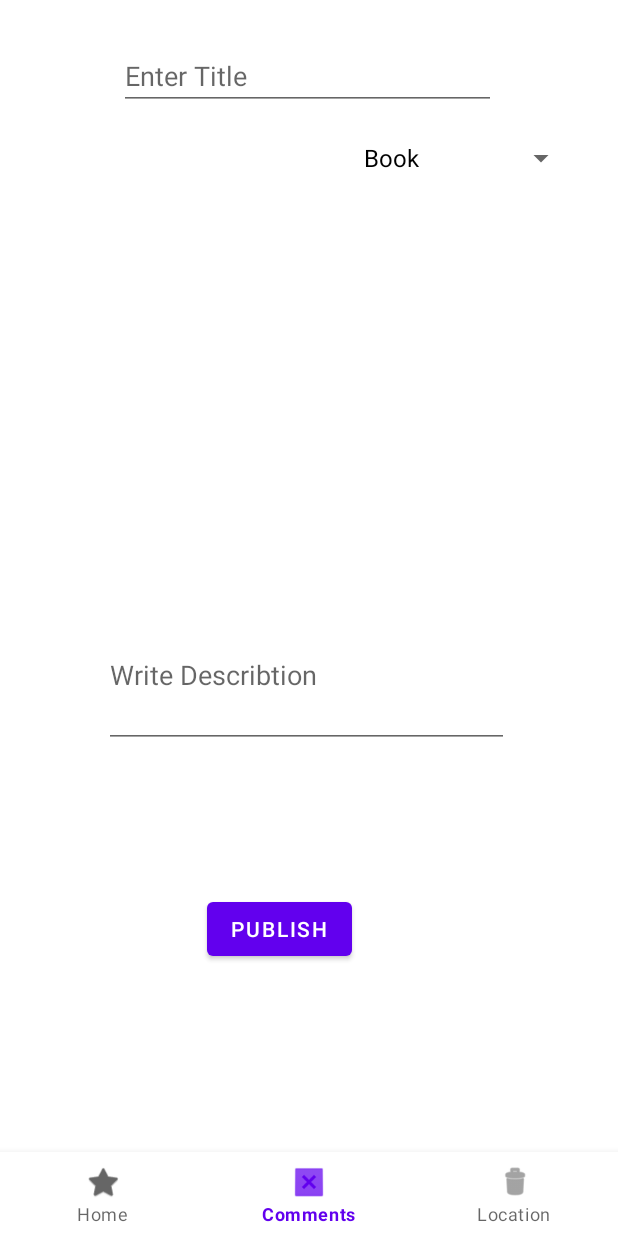
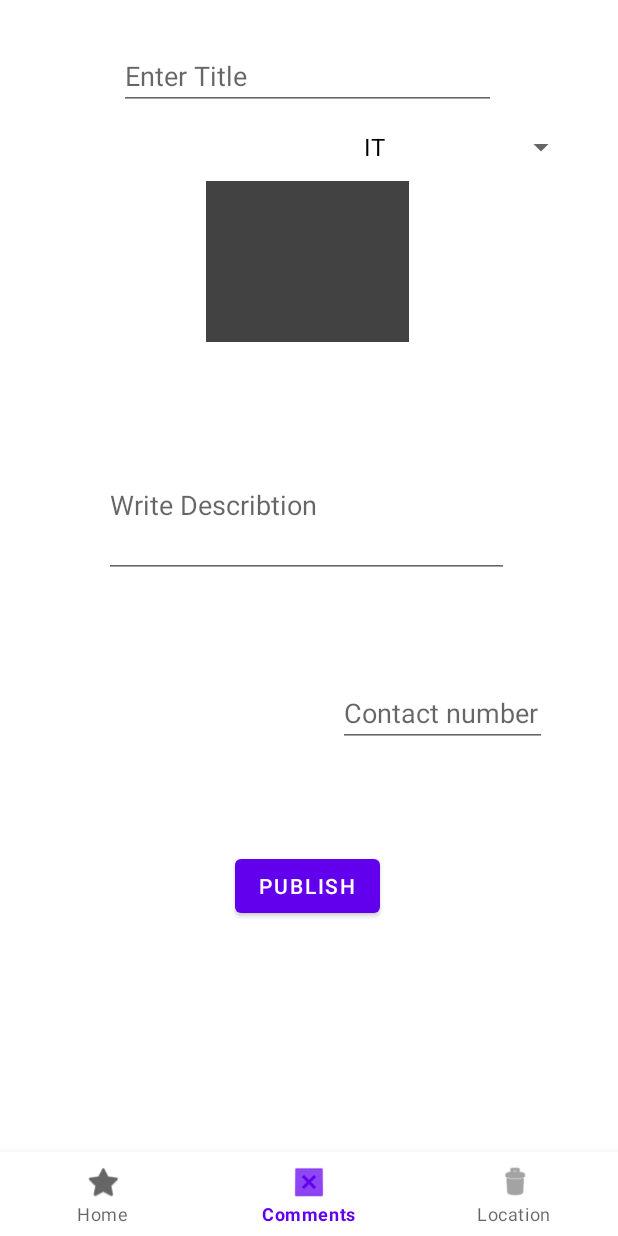
Before and after one commit to EnderShen/TradeTea-App, an Android app: the screen it shows after launch once a user with an empty profile is signed in (MainActivity), item 2 of the bottom bar chosen, on a phone screen of 412 x 824 dp. Run offline under Robolectric (Android 15) with nearby library versions, the phone set to English and light mode, and no system bars; our stand-ins replace Firebase (no records; nobody signed in at launch, a user with empty details on screens opened directly), Picasso.

Commit message:
Display product detail in a new fragment

```diff
--- a/app/src/main/AndroidManifest.xml
+++ b/app/src/main/AndroidManifest.xml
@@ -12,6 +12,7 @@
         android:roundIcon="@mipmap/ic_launcher_round"
         android:supportsRtl="true"
         android:theme="@style/Theme.TradeTea">
+
         <activity android:name=".RegisterActivity"></activity>
         <activity android:name=".LoginActivity" />
         <activity android:name=".MainActivity" />
--- a/app/src/main/java/com/example/tradetea/RecyclerViewFragment.java
+++ b/app/src/main/java/com/example/tradetea/RecyclerViewFragment.java
@@ -1,18 +1,25 @@
 package com.example.tradetea;
 
+import android.media.Image;
 import android.os.Bundle;
 
 import androidx.annotation.NonNull;
 import androidx.fragment.app.Fragment;
+import androidx.fragment.app.FragmentManager;
+import androidx.fragment.app.FragmentTransaction;
 import androidx.recyclerview.widget.LinearLayoutManager;
 import androidx.recyclerview.widget.RecyclerView;
 
+import android.util.Log;
 import android.view.LayoutInflater;
 import android.view.View;
 import android.view.ViewGroup;
-import android.widget.AdapterView;
+import android.widget.ImageView;
+import android.widget.TextView;
 import android.widget.Toast;
 
+import com.firebase.ui.database.FirebaseListAdapter;
+import com.firebase.ui.database.FirebaseRecyclerAdapter;
 import com.google.android.gms.tasks.OnCompleteListener;
 import com.google.android.gms.tasks.OnFailureListener;
 import com.google.android.gms.tasks.OnSuccessListener;
@@ -20,6 +27,7 @@ import com.google.android.gms.tasks.Task;
 import com.google.firebase.firestore.DocumentSnapshot;
 import com.google.firebase.firestore.FirebaseFirestore;
 import com.google.firebase.firestore.QuerySnapshot;
+import com.squareup.picasso.Picasso;
 
 import java.util.ArrayList;
 import java.util.List;
@@ -30,9 +38,8 @@ public class RecyclerViewFragment extends Fragment implements MyAdapter.OnItemLi
     private RecyclerView recyclerView;
     private FirebaseFirestore db;
     private MyAdapter adapter;
+    private FirebaseRecyclerAdapter<RecyclerViewModel, MyAdapter.MyViewHolder> mFireBaseRecyclerAdapter;
     private List<RecyclerViewModel> list;
-
-
 
     @Override
     public View onCreateView(LayoutInflater inflater, ViewGroup container,
@@ -44,23 +51,26 @@ public class RecyclerViewFragment extends Fragment implements MyAdapter.OnItemLi
         recyclerView.setHasFixedSize(true);
         recyclerView.setLayoutManager(new LinearLayoutManager(getActivity()));
 
+        list = new ArrayList<>();
         db = FirebaseFirestore.getInstance();
-        list = new ArrayList<>();
-        adapter = new MyAdapter(getActivity(),list,this);
+        adapter = new MyAdapter(getActivity(), list, this);
         recyclerView.setAdapter(adapter);
 
         ShowData();
         return view;
     }
 
-
-    private void ShowData(){
-        db.collection("Book").get().addOnCompleteListener(new OnCompleteListener<QuerySnapshot>() {
+    private void ShowData() {
+        db.collection("IT").get().addOnCompleteListener(new OnCompleteListener<QuerySnapshot>() {
             @Override
             public void onComplete(@NonNull Task<QuerySnapshot> task) {
                 list.clear();
-                for(DocumentSnapshot snapshot : task.getResult()){
-                    RecyclerViewModel model = new RecyclerViewModel(snapshot.getString("id"), snapshot.getString("title"), snapshot.getString("desc"),snapshot.getString("image"));
+                for (DocumentSnapshot snapshot : task.getResult()) {
+                    RecyclerViewModel model = new RecyclerViewModel(snapshot.getString("id"),
+                            snapshot.getString("title"),
+                            snapshot.getString("desc"),
+                            snapshot.getString("image"),
+                            snapshot.getString("phone"));
                     list.add(model);
                 }
                 adapter.notifyDataSetChanged();
@@ -68,19 +78,33 @@ public class RecyclerViewFragment extends Fragment implements MyAdapter.OnItemLi
         }).addOnSuccessListener(new OnSuccessListener<QuerySnapshot>() {
             @Override
             public void onSuccess(QuerySnapshot queryDocumentSnapshots) {
-                Toast.makeText(getActivity(), "Load success", Toast.LENGTH_SHORT).show();
+                if (getContext() != null)
+                    Toast.makeText(getContext(), "Load success", Toast.LENGTH_SHORT).show();
             }
         }).addOnFailureListener(new OnFailureListener() {
             @Override
             public void onFailure(@NonNull Exception e) {
-                Toast.makeText(getActivity(), "Load Failed", Toast.LENGTH_SHORT).show();
+                if (getContext() != null)
+                    Toast.makeText(getContext(), "Load Failed", Toast.LENGTH_SHORT).show();
             }
         });
     }
 
+
     @Override
     public void onItemClick(int position) {
-        adapter.getItemId(position);
-        Toast.makeText(getActivity(), "11", Toast.LENGTH_SHORT).show();
+
+        ProductDetailFragment productDetailFragment = new ProductDetailFragment();
+        Bundle arges = new Bundle();
+
+        arges.putString("title", list.get(position).getTitle());
+        arges.putString("Des", list.get(position).getDesc());
+        arges.putString("ImageURL", list.get(position).getImageuri());
+        arges.putString("phone", list.get(position).getContactnumber());
+
+        productDetailFragment.setArguments(arges);
+
+        FragmentTransaction fragmentTransaction = getFragmentManager().beginTransaction();
+        fragmentTransaction.replace(R.id.fragment_container, productDetailFragment).addToBackStack(null).commit();
     }
 }
--- a/app/src/main/java/com/example/tradetea/Upload.java
+++ b/app/src/main/java/com/example/tradetea/Upload.java
@@ -46,7 +46,7 @@ import com.google.firebase.storage.UploadTask;
 
 public class Upload extends Fragment {
 
-    private EditText mtitle, mdescribtion;
+    private EditText mtitle, mdescribtion,mPhone;
     private static int RESULT_LOAD_IMAGE = 1;
     private Button publishBT;
     private ImageView image;
@@ -70,6 +70,7 @@ public class Upload extends Fragment {
         mdescribtion = view.findViewById(R.id.Edit_Describtion);
         publishBT = view.findViewById(R.id.button_upload);
         image = view.findViewById(R.id.Upload_image);
+        mPhone = view.findViewById(R.id.Upload_phone);
         mUserSelectSpinner = view.findViewById(R.id.UserSelectSpinner);
 
         ArrayAdapter<CharSequence> adapter = ArrayAdapter.createFromResource(getActivity(), R.array.UploadSelection, R.layout.support_simple_spinner_dropdown_item);
@@ -122,15 +123,16 @@ public class Upload extends Fragment {
 
                 String title = mtitle.getText().toString();
                 String desc = mdescribtion.getText().toString();
+                String phone = mPhone.getText().toString();
                 String id = UUID.randomUUID().toString();
-                uploadFile(id, title, desc);
+                uploadFile(id, title, desc,phone);
                 mtitle.setText("");
                 mdescribtion.setText("");
             }
         });
     }
 
-    private void uploadFile(String id, String title, String desc) {
+    private void uploadFile(String id, String title, String desc,String phone) {
 
         if (imageUri != null) {
             StorageReference fileRef = mStorageRef.child(System.currentTimeMillis() + "." + "jpg");
@@ -147,11 +149,12 @@ public class Upload extends Fragment {
                                     URL = uri.toString();
                                     String category = mUserSelectSpinner.getSelectedItem().toString();
 
-                                    if (!title.isEmpty() && !desc.isEmpty()) {
+                                    if (!title.isEmpty() && !desc.isEmpty() && !phone.isEmpty() && !imageUri.equals("")) {
                                         HashMap<String, Object> map = new HashMap<>();
                                         map.put("id", id);
                                         map.put("title", title);
                                         map.put("desc", desc);
+                                        map.put("phone",phone);
                                         map.put("image", URL);
 
                                         db.collection(category).document(id).set(map).addOnCompleteListener(new OnCompleteListener<Void>() {
@@ -170,7 +173,6 @@ public class Upload extends Fragment {
                                     }
                                 }
                             });
-
                         }
                     })
                     .addOnFailureListener(new OnFailureListener() {
--- a/app/src/main/java/com/example/tradetea/UploadModel.java
+++ b/app/src/main/java/com/example/tradetea/UploadModel.java
@@ -12,7 +12,6 @@ public class UploadModel {
 
     //a normal constructor
     public UploadModel(String mImageUri) {
-
         this.mImageUri = mImageUri;
     }
 
--- a/app/src/main/res/layout/fragment_upload.xml
+++ b/app/src/main/res/layout/fragment_upload.xml
@@ -12,17 +12,17 @@
 
         <ImageView
             android:id="@+id/Upload_image"
-            android:layout_width="177dp"
-            android:layout_height="194dp"
+            android:layout_width="135dp"
+            android:layout_height="107dp"
+            android:adjustViewBounds="true"
+            android:background="@color/cardview_dark_background"
             android:clickable="true"
-            android:src="@color/design_default_color_background"
+            android:scaleType="fitXY"
             app:layout_constraintBottom_toBottomOf="parent"
             app:layout_constraintEnd_toEndOf="parent"
-            android:scaleType="fitXY"
-            android:adjustViewBounds="true"
             app:layout_constraintStart_toStartOf="parent"
             app:layout_constraintTop_toBottomOf="@+id/WriteTitle"
-            app:layout_constraintVertical_bias="0.152" />
+            app:layout_constraintVertical_bias="0.096" />
 
         <EditText
             android:id="@+id/WriteTitle"
@@ -45,7 +45,7 @@
             app:layout_constraintHorizontal_bias="0.496"
             app:layout_constraintStart_toStartOf="parent"
             app:layout_constraintTop_toBottomOf="@+id/Upload_image"
-            app:layout_constraintVertical_bias="0.296" />
+            app:layout_constraintVertical_bias="0.174" />
 
         <Button
             android:id="@+id/button_upload"
@@ -54,15 +54,15 @@
             android:text="Publish"
             app:layout_constraintBottom_toBottomOf="parent"
             app:layout_constraintEnd_toEndOf="parent"
-            app:layout_constraintHorizontal_bias="0.442"
             app:layout_constraintStart_toStartOf="parent"
             app:layout_constraintTop_toBottomOf="@+id/Edit_Describtion"
-            app:layout_constraintVertical_bias="0.773" />
+            app:layout_constraintVertical_bias="0.761" />
 
         <Spinner
             android:id="@+id/UserSelectSpinner"
             android:layout_width="150dp"
             android:layout_height="28dp"
+            android:visibility="visible"
             app:layout_constraintBottom_toTopOf="@+id/Upload_image"
             app:layout_constraintEnd_toEndOf="parent"
             app:layout_constraintHorizontal_bias="0.904"
@@ -70,6 +70,20 @@
             app:layout_constraintTop_toBottomOf="@+id/WriteTitle"
             app:layout_constraintVertical_bias="0.547" />
 
+        <EditText
+            android:id="@+id/Upload_phone"
+            android:layout_width="139dp"
+            android:layout_height="42dp"
+            android:ems="10"
+            android:hint="Contact number"
+            android:inputType="phone"
+            app:layout_constraintBottom_toTopOf="@+id/button_upload"
+            app:layout_constraintEnd_toEndOf="parent"
+            app:layout_constraintHorizontal_bias="0.834"
+            app:layout_constraintStart_toStartOf="parent"
+            app:layout_constraintTop_toBottomOf="@+id/Edit_Describtion"
+            app:layout_constraintVertical_bias="0.508" />
+
 
     </androidx.constraintlayout.widget.ConstraintLayout>
 
--- a/app/src/main/res/values/strings.xml
+++ b/app/src/main/res/values/strings.xml
@@ -3,7 +3,12 @@
     <!-- TODO: Remove or change this placeholder text -->
     <string name="hello_blank_fragment">Hello blank fragment</string>
     <string-array name="UploadSelection">
-        <item>Book</item>
+        <item>IT</item>
+        <item>Buisness</item>
+        <item>Art</item>
+        <item>Education</item>
+        <item>Health</item>
+        <item>Science</item>
         <item>Other Devices</item>
     </string-array>
 </resources>
```
Also changed, not shown: app/src/main/java/com/example/tradetea/ProductDetailFragment.java (added, +41 -0 lines), app/src/main/java/com/example/tradetea/RecyclerViewModel.java (+16 -1 lines), app/src/main/java/com/example/tradetea/RegisterActivity.java (+6 -11 lines), app/src/main/res/layout/activity_login.xml (+4 -13 lines), app/src/main/res/layout/fragment_product_detail.xml (added, +37 -0 lines).
